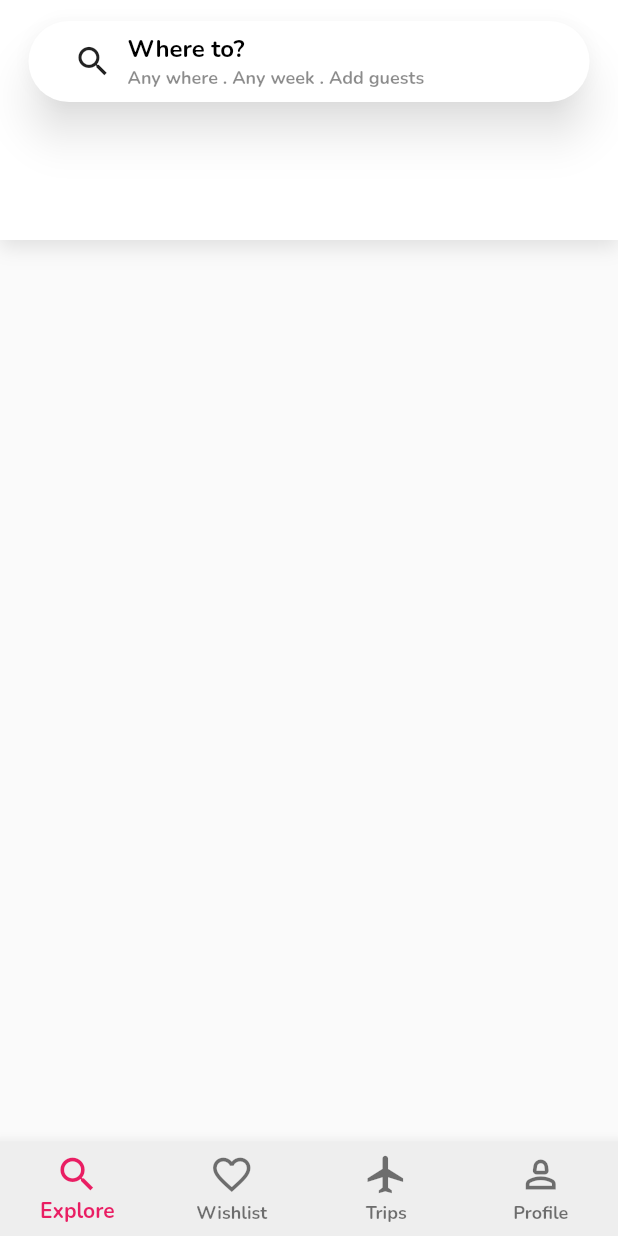
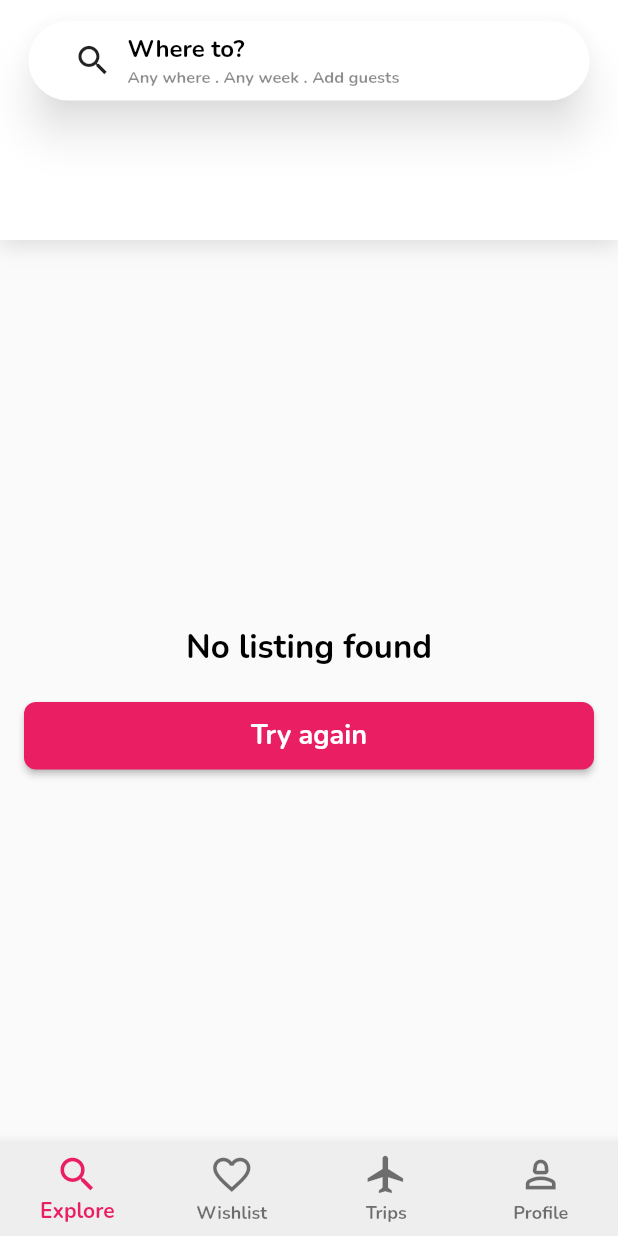
Before and after one commit to mahmoudAbdelraheem/airbnb-flutter, a Flutter app: the HomeScreen screen opened directly, on a phone screen of 412 x 824 dp. Run offline on Flutter 3.47's test engine with Material 3 defaults, Android fonts, the phone set to English and light mode, and no system bars; our stand-ins replace cached_network_image, cloud_firestore, country_picker, firebase_auth, firebase_core, flutter_bloc and 7 more; accounts and stored records are empty.

Commit message:
handel empty search result and fix overflow issue

```diff
--- a/lib/logic/explore/explore_bloc.dart
+++ b/lib/logic/explore/explore_bloc.dart
@@ -71,7 +71,7 @@ class ExploreBloc extends Bloc<ExploreEvent, ExploreState> {
       );
       placeValue = event.category;
       dateValue =
-          '${DateFormat('MMM - dd').format(event.startDate)} to ${DateFormat('MMM - dd').format(event.endDate)}';
+          '${DateFormat('MMM dd').format(event.startDate)} - ${DateFormat('dd').format(event.endDate)}';
       guestValue = '${event.guestCount} guests';
       emit(
         GetListingsAndCategoriesSuccessState(
--- a/lib/presentation/screens/explore/explore_screen.dart
+++ b/lib/presentation/screens/explore/explore_screen.dart
@@ -1,6 +1,7 @@
 import 'package:airbnb_flutter/core/constants/app_constants.dart';
 import 'package:airbnb_flutter/core/functions/show_bottom_sheet_modal.dart';
 import 'package:airbnb_flutter/core/functions/show_custom_snake_bar.dart';
+import 'package:airbnb_flutter/core/widgets/custom_button.dart';
 import 'package:airbnb_flutter/core/widgets/loading.dart';
 import 'package:airbnb_flutter/init_dependancies.dart';
 import 'package:airbnb_flutter/logic/explore/explore_bloc.dart';
@@ -83,7 +84,39 @@ class _ExploreScreenState extends State<ExploreScreen> {
                       ? const SizedBox(height: 150, child: Loading())
                       : const SizedBox(),
               state is GetListingsAndCategoriesSuccessState
+                  ? state.listings.isEmpty
                       ? Expanded(
+                          child: Container(
+                            padding: const EdgeInsets.all(16),
+                            child: Column(
+                              mainAxisAlignment: MainAxisAlignment.center,
+                              crossAxisAlignment: CrossAxisAlignment.center,
+                              mainAxisSize: MainAxisSize.min,
+                              children: [
+                                const Text(
+                                  'No listing found',
+                                  style: TextStyle(
+                                    fontSize: 22,
+                                    fontWeight: FontWeight.bold,
+                                    color: Colors.black,
+                                  ),
+                                ),
+                                const SizedBox(
+                                  height: 20,
+                                ),
+                                CustomButton(
+                                  text: 'Try again',
+                                  onTap: () {
+                                    exploreBloc.add(
+                                      GetListingsAndCategoriesEvent(),
+                                    );
+                                  },
+                                ),
+                              ],
+                            ),
+                          ),
+                        )
+                      : Expanded(
                           child: ListView.builder(
                             itemCount: state.listings.length,
                             itemBuilder: (context, index) {
--- a/lib/presentation/widgets/details/reserve_widget.dart
+++ b/lib/presentation/widgets/details/reserve_widget.dart
@@ -25,7 +25,7 @@ class ReserveWidget extends StatelessWidget {
     HomeBloc homeBloc = context.read<HomeBloc>();
     ReservationBloc reservationBloc = context.watch<ReservationBloc>();
     String formattedDate =
-        DateFormat('MMM - dd').format(reservationBloc.startDate);
+        DateFormat('MMM  dd').format(reservationBloc.startDate);
     String formattedEndDate = DateFormat('dd').format(reservationBloc.endDate);
     final Size screenSize = MediaQuery.sizeOf(context);
     return Container(
--- a/lib/presentation/widgets/explore/search.dart
+++ b/lib/presentation/widgets/explore/search.dart
@@ -52,7 +52,7 @@ class Search extends StatelessWidget {
                     Text(
                       '$place . $date . $guest',
                       style: const TextStyle(
-                        fontSize: 12,
+                        fontSize: 11,
                         color: Colors.black45,
                       ),
                     ),
--- a/lib/presentation/widgets/search/search_modal_widget.dart
+++ b/lib/presentation/widgets/search/search_modal_widget.dart
@@ -38,8 +38,7 @@ class _SearchModalWidgetState extends State<SearchModalWidget> {
 
   // Helper function to format date range
   String formatDateRange(DateTimeRange range) {
-    final DateFormat formatter = DateFormat('MMM dd');
-    return '${formatter.format(range.start)} - ${formatter.format(range.end)}';
+    return '${DateFormat('MMM  dd').format(range.start)} - ${DateFormat('dd').format(range.end)}';
   }
 
   void toggleSection(String section) {
```
Lines whose indentation alone changed are shown as unchanged.
